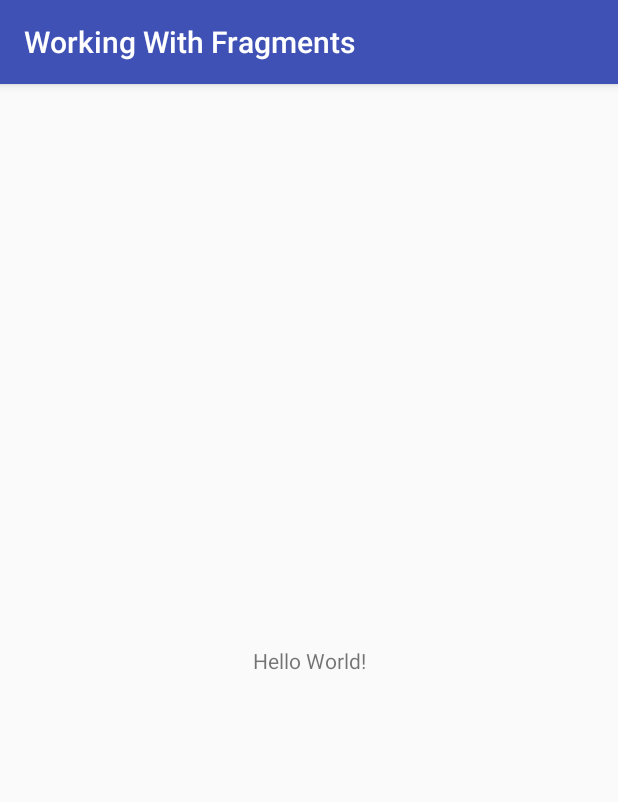
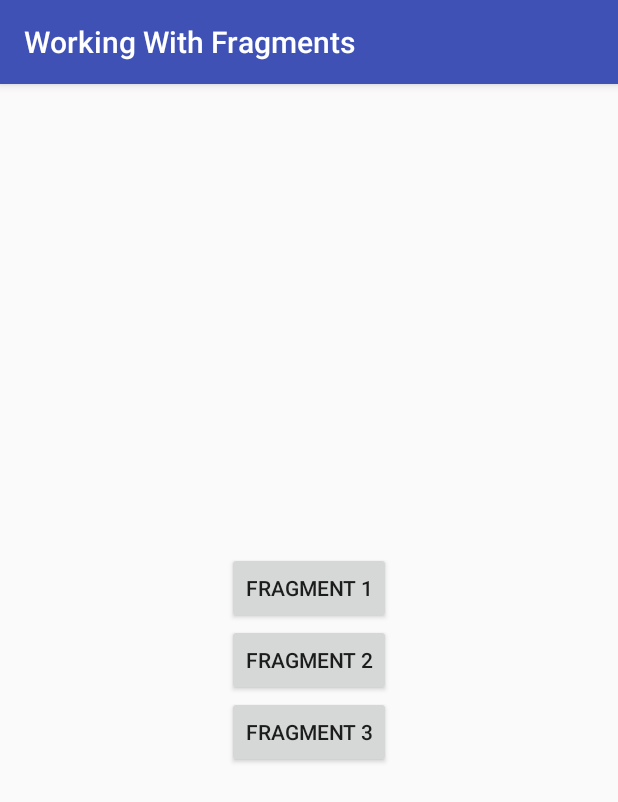
Before and after one commit to prabhukonchada/Fragments, an Android app: the screen it shows after launch (MainActivity), on a phone screen of 412 x 824 dp. Shown: the top 802 px of the screen. Run offline under Robolectric (Android 15) with nearby library versions, the phone set to English and light mode, and no system bars.

Commit message:
Included fragment_main in activity_main.xml

```diff
--- a/app/src/main/res/layout/activity_main.xml
+++ b/app/src/main/res/layout/activity_main.xml
@@ -1,18 +1,11 @@
 <?xml version="1.0" encoding="utf-8"?>
-<android.support.constraint.ConstraintLayout xmlns:android="http://schemas.android.com/apk/res/android"
-    xmlns:app="http://schemas.android.com/apk/res-auto"
+<FrameLayout
+    xmlns:android="http://schemas.android.com/apk/res/android"
     xmlns:tools="http://schemas.android.com/tools"
     android:layout_width="match_parent"
     android:layout_height="match_parent"
     tools:context="com.example.android.workingwithfragments.MainActivity">
 
-    <TextView
-        android:layout_width="wrap_content"
-        android:layout_height="wrap_content"
-        android:text="Hello World!"
-        app:layout_constraintBottom_toBottomOf="parent"
-        app:layout_constraintLeft_toLeftOf="parent"
-        app:layout_constraintRight_toRightOf="parent"
-        app:layout_constraintTop_toTopOf="parent" />
+ <include layout="@layout/fragment_main"></include>
 
-</android.support.constraint.ConstraintLayout>
+</FrameLayout>
--- /dev/null
+++ b/app/src/main/res/layout/fragment_main.xml
@@ -0,0 +1,29 @@
+<?xml version="1.0" encoding="utf-8"?>
+<LinearLayout
+    android:gravity="center"
+    android:orientation="vertical"
+    xmlns:android="http://schemas.android.com/apk/res/android"
+    xmlns:tools="http://schemas.android.com/tools"
+    android:layout_width="match_parent"
+    android:layout_height="match_parent"
+    tools:context="com.example.android.workingwithfragments.MainFragment">
+
+    <Button
+        android:layout_width="wrap_content"
+        android:layout_height="wrap_content"
+        android:id="@+id/fragmentOne"
+        android:text="Fragment 1" />
+
+    <Button
+        android:layout_width="wrap_content"
+        android:id="@+id/fragmentTwo"
+        android:layout_height="wrap_content"
+        android:text="Fragment 2" />
+
+    <Button
+        android:layout_width="wrap_content"
+        android:layout_height="wrap_content"
+        android:id="@+id/fragmentThree"
+        android:text="Fragment 3" />
+
+</LinearLayout>
```
Also changed, not shown: app/src/main/java/com/example/android/workingwithfragments/MainFragment.java (added, +108 -0 lines).
